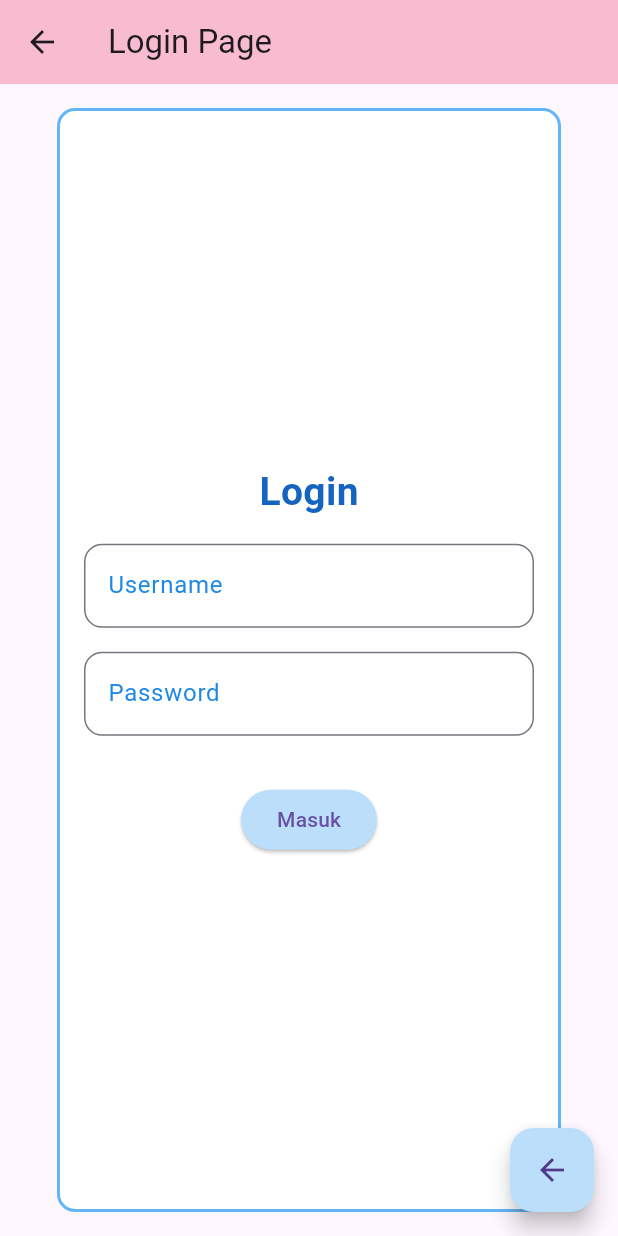
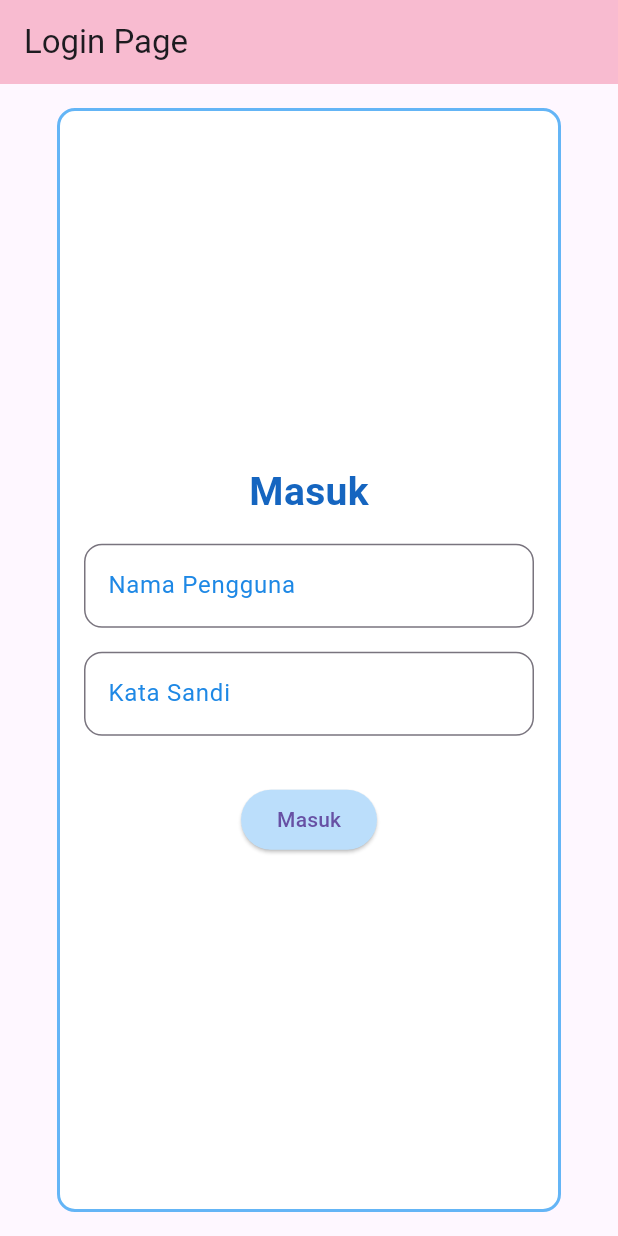
Before and after one commit to AudyardhaNasywa/Tugas1_PemrogramanIV, a Flutter app: the screen it shows after launch, after a tap on "Logout", on a phone screen of 412 x 824 dp. Run offline on Flutter 3.47's test engine with Material 3 defaults, Android fonts, the phone set to English and light mode, and no system bars.

Commit message:
ubah bagian login

```diff
--- a/lib/login_page.dart
+++ b/lib/login_page.dart
@@ -15,7 +15,7 @@ class _LoginPageState extends State<LoginPage> {
     if (_usernameController.text.isNotEmpty &&
         _passwordController.text.isNotEmpty) {
       ScaffoldMessenger.of(context).showSnackBar(
-        SnackBar(content: Text('Login Berhasil!')),
+        SnackBar(content: Text('Masuk Berhasil!')),
       );
 
       // Clear the text fields after login
@@ -36,6 +36,7 @@ class _LoginPageState extends State<LoginPage> {
       appBar: AppBar(
         title: const Text('Login Page'),
         backgroundColor: Colors.pink[100],
+        automaticallyImplyLeading: false, // Menghapus tombol back di AppBar
       ),
       body: Center(
         child: Padding(
@@ -52,7 +53,7 @@ class _LoginPageState extends State<LoginPage> {
               crossAxisAlignment: CrossAxisAlignment.center,
               children: [
                 Text(
-                  'Login',
+                  'Masuk',
                   style: TextStyle(
                     fontSize: 26,
                     fontWeight: FontWeight.bold,
@@ -60,8 +61,8 @@ class _LoginPageState extends State<LoginPage> {
                   ),
                 ),
                 const SizedBox(height: 16),
-                _buildTextField(_usernameController, 'Username'),
-                _buildTextField(_passwordController, 'Password',
+                _buildTextField(_usernameController, 'Nama Pengguna'),
+                _buildTextField(_passwordController, 'Kata Sandi',
                     obscureText: true),
                 const SizedBox(height: 16),
                 ElevatedButton(
@@ -76,13 +77,14 @@ class _LoginPageState extends State<LoginPage> {
           ),
         ),
       ),
-      floatingActionButton: FloatingActionButton(
-        onPressed: () {
-          Navigator.pop(context);
-        },
-        backgroundColor: Colors.blue[100],
-        child: const Icon(Icons.arrow_back),
-      ),
+      // Menghapus FloatingActionButton
+      // floatingActionButton: FloatingActionButton(
+      //   onPressed: () {
+      //     Navigator.pop(context);
+      //   },
+      //   backgroundColor: Colors.blue[100],
+      //   child: const Icon(Icons.arrow_back),
+      // ),
     );
   }
 
```
